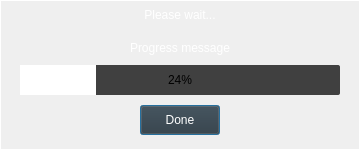
This is Projects/P3-ShrineChecker/main/ui/sc_progress.ui in michalkowal66/ShrineChecker as Qt 5 draws it before an edit. The edited form follows.
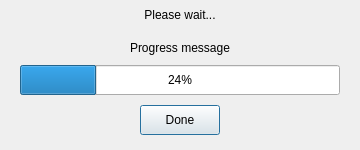
This is the edited form.

```diff
--- a/Projects/P3-ShrineChecker/main/ui/sc_progress.ui
+++ b/Projects/P3-ShrineChecker/main/ui/sc_progress.ui
@@ -31,46 +31,6 @@
   <property name="windowTitle">
    <string>Dialog</string>
   </property>
-  <property name="styleSheet">
-   <string notr="true">QLabel#bg {
-	border: 1px solid white;
-}
-
-QLabel#wait_lbl{
-	color: white;
-	font: 20px &quot;Sylfaen&quot;;
-}
-QLabel {
-	color: white;
-	font: 16px &quot;Sylfaen&quot;;
-}
-
-QProgressBar{
-border: solid black;
-border-radius: 2px;
-color: black;
-background-color: #404040;
-}
-QProgressBar::chunk {
-background-color: white;
-}  
-
-QPushButton {
-	color: white;
-	font: 18px&quot;Sylfaen&quot;;
-	background-color:#2F3538;
-}
-
-QPushButton:hover {
-	background-color:#404040;
-}
-
-QPushButton:disabled {
-	color: black;
-	background-color:#141718;
-}
-</string>
-  </property>
   <widget class="QLabel" name="bg">
    <property name="geometry">
     <rect>
```
